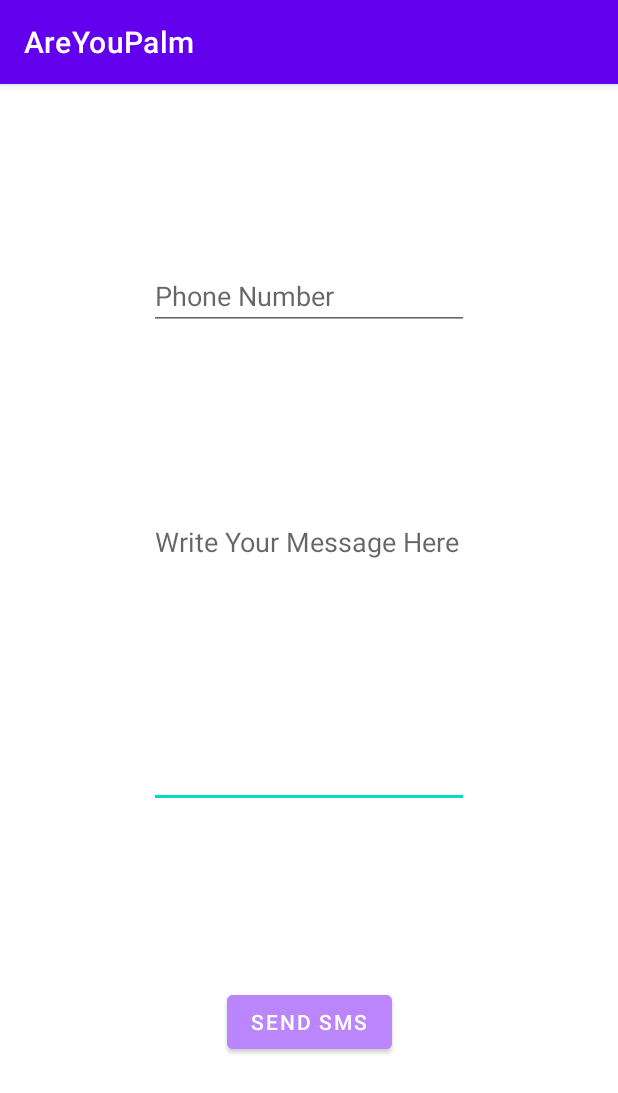
After one commit to hyrumk/AreYouPalm, an Android app: the SMSActivity screen opened directly, with no data from a screen before it, on a phone screen of 412 x 824 dp. The commit adds this screen. Shown: the top 1093 px of the screen. Run offline under Robolectric (Android 15) with nearby library versions, the phone set to English and light mode, and no system bars.

Commit message:
Add SMS activity

```diff
--- a/app/build.gradle
+++ b/app/build.gradle
@@ -35,4 +35,5 @@ dependencies {
     testImplementation 'junit:junit:4.+'
     androidTestImplementation 'androidx.test.ext:junit:1.1.2'
     androidTestImplementation 'androidx.test.espresso:espresso-core:3.3.0'
+
 }
--- a/app/src/main/AndroidManifest.xml
+++ b/app/src/main/AndroidManifest.xml
@@ -2,7 +2,9 @@
 <manifest xmlns:android="http://schemas.android.com/apk/res/android"
     package="com.madcamp.areyoupalm">
 
-    <uses-permission android:name="android.permission.INTERNET" />
+    <uses-permission android:name="android.permission.SEND_SMS" />
+    <uses-permission android:name="android.permission.READ_SMS" />
+    <uses-permission android:name="android.permission.RECEIVE_SMS" />
 
     <application
         android:allowBackup="true"
@@ -11,7 +13,7 @@
         android:roundIcon="@mipmap/ic_launcher_round"
         android:supportsRtl="true"
         android:theme="@style/Theme.AreYouPalm">
-        <activity android:name="com.madcamp.areyoupalm.KakaoTestActivity">
+        <activity android:name="com.madcamp.areyoupalm.SMSActivity">
 
         </activity>
         <activity android:name="com.madcamp.areyoupalm.SetAlarm" />
--- a/app/src/main/java/com/madcamp/areyoupalm/MainActivity.java
+++ b/app/src/main/java/com/madcamp/areyoupalm/MainActivity.java
@@ -14,6 +14,7 @@ public class MainActivity extends AppCompatActivity {
         super.onCreate(savedInstanceState);
         setContentView(R.layout.activity_main);
 
+
         ImageButton bt_addAlarm = (ImageButton)findViewById(R.id.bt_addAlarm);
         bt_addAlarm.setOnClickListener(new View.OnClickListener() {
             @Override
--- /dev/null
+++ b/app/src/main/java/com/madcamp/areyoupalm/SMSActivity.java
@@ -0,0 +1,33 @@
+package com.madcamp.areyoupalm;
+
+import androidx.appcompat.app.AppCompatActivity;
+import androidx.core.content.ContextCompat;
+
+import android.content.pm.PackageManager;
+import android.os.Bundle;
+import android.view.View;
+import android.widget.Button;
+import android.widget.EditText;
+
+public class SMSActivity extends AppCompatActivity {
+
+    private EditText number;
+    private EditText message;
+    private Button send;
+
+    @Override
+    protected void onCreate(Bundle savedInstanceState) {
+        super.onCreate(savedInstanceState);
+        setContentView(R.layout.activity_sms);
+    }
+
+    public void onSend(View v){
+
+    }
+
+    public boolean checkPermission(String permission){
+        int check = ContextCompat.checkSelfPermission(this, permission);
+        return (check == PackageManager.PERMISSION_GRANTED);
+    }
+
+}
--- /dev/null
+++ b/app/src/main/res/layout/activity_sms.xml
@@ -0,0 +1,50 @@
+<?xml version="1.0" encoding="utf-8"?>
+<androidx.constraintlayout.widget.ConstraintLayout xmlns:android="http://schemas.android.com/apk/res/android"
+    xmlns:app="http://schemas.android.com/apk/res-auto"
+    xmlns:tools="http://schemas.android.com/tools"
+    android:layout_width="match_parent"
+    android:layout_height="match_parent"
+    tools:context=".SMSActivity">
+
+    <Button
+        android:id="@+id/sendbutton"
+        android:layout_width="wrap_content"
+        android:layout_height="wrap_content"
+        android:text="Send SMS"
+        android:backgroundTint="@color/purple_200"
+        app:layout_constraintTop_toBottomOf="@+id/message_text"
+        app:layout_constraintBottom_toBottomOf="parent"
+        app:layout_constraintStart_toStartOf="parent"
+        app:layout_constraintEnd_toEndOf="parent"
+        tools:layout_editor_absoluteX="135dp"
+        tools:layout_editor_absoluteY="147dp" />
+
+    <EditText
+        android:id="@+id/message_text"
+        android:layout_width="wrap_content"
+        android:layout_height="200dp"
+        android:ems="10"
+        android:gravity="start|top"
+        android:inputType="textMultiLine"
+        android:hint="Write Your Message Here"
+        app:layout_constraintStart_toStartOf="parent"
+        app:layout_constraintEnd_toEndOf="parent"
+        app:layout_constraintBottom_toTopOf="@id/sendbutton"
+        app:layout_constraintTop_toBottomOf="@id/number_text"
+        tools:layout_editor_absoluteX="103dp"
+        tools:layout_editor_absoluteY="435dp" />
+
+    <EditText
+        android:id="@+id/number_text"
+        android:layout_width="wrap_content"
+        android:layout_height="wrap_content"
+        android:ems="10"
+        android:inputType="number"
+        android:hint="Phone Number"
+        app:layout_constraintTop_toTopOf="parent"
+        app:layout_constraintStart_toStartOf="parent"
+        app:layout_constraintEnd_toEndOf="parent"
+        app:layout_constraintBottom_toTopOf="@id/message_text"
+        tools:layout_editor_absoluteX="103dp"
+        tools:layout_editor_absoluteY="252dp" />
+</androidx.constraintlayout.widget.ConstraintLayout>
--- a/app/src/main/res/values/kakao_strings.xml
+++ /dev/null
@@ -1,6 +0,0 @@
-<?xml version="1.0" encoding="utf-8"?>
-<resources>
-    <string name="kakao_app_key">8d4c1715ea07de5e58356dfe10e1c4b4</string>
-    <string name="kakao_scheme">kakao8d4c1715ea07de5e58356dfe10e1c4b4</string>
-    <string name="kakaolink_host">kakaolink</string>
-</resources>
--- a/build.gradle
+++ b/build.gradle
@@ -5,6 +5,7 @@ buildscript {
         jcenter()
         // 카카오 SDK repository 설정
         // https://developers.kakao.com/docs/latest/ko/getting-started/sdk-android#select-module
+        maven { url 'https://devrepo.kakao.com/nexus/content/groups/public/' }
     }
     dependencies {
         classpath "com.android.tools.build:gradle:4.1.1"
```
Also changed, not shown: app/src/main/java/com/madcamp/areyoupalm/KakaoTestActivity.java (deleted, +0 -14 lines), app/src/main/res/layout/activity_kakao_test.xml (deleted, +0 -9 lines).
